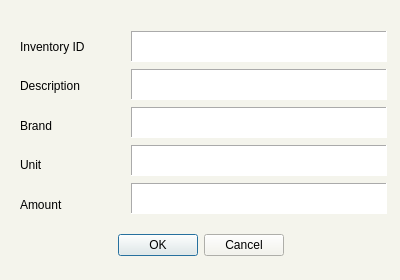
Qt form add_item.ui (ongchangco/Economystique2) before a commit.
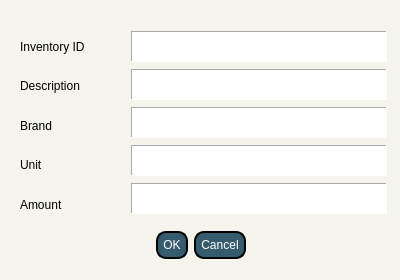
The same form after that commit. Icons and pictures are not drawn.

Patch:
```diff
--- a/add_item.ui
+++ b/add_item.ui
@@ -35,6 +35,25 @@
      <height>51</height>
     </rect>
    </property>
+   <property name="styleSheet">
+    <string notr="true">QPushButton{
+	background: #365b6d;
+	color: white;
+	border-style: outset;
+	border-width: 2px;
+	border-radius:10px;
+	border-color: black;
+	padding: 5px;
+}
+QPushButton:hover {
+    background-color: #53786d;
+	border: 2px solid black;
+}
+QPushButton:pressed {
+    border-style: inset;
+    background-color: #365b6d;
+}</string>
+   </property>
    <property name="orientation">
     <enum>Qt::Horizontal</enum>
    </property>
```
